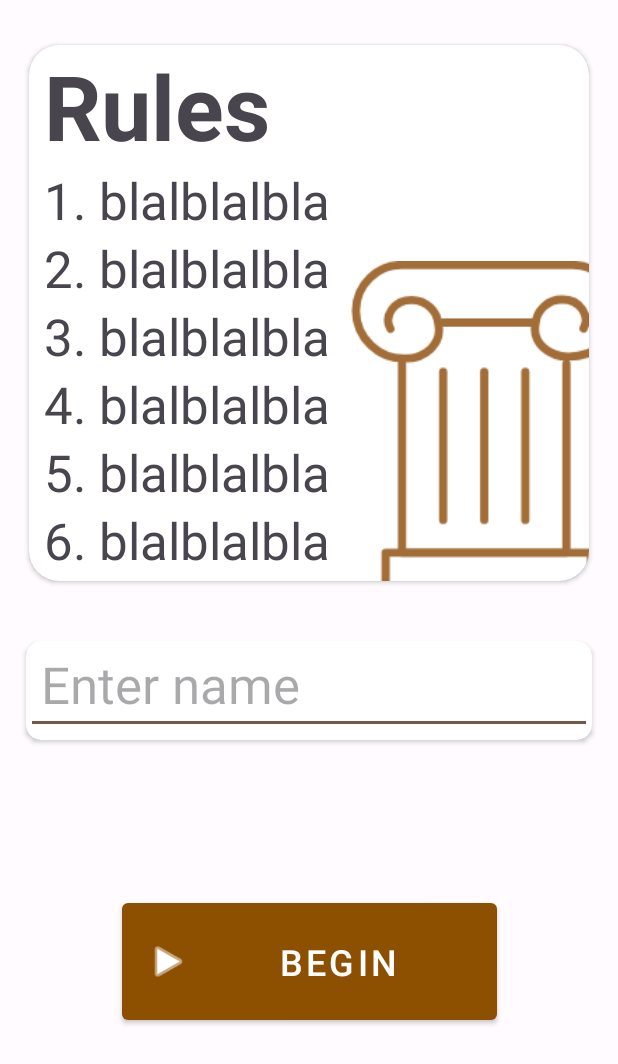
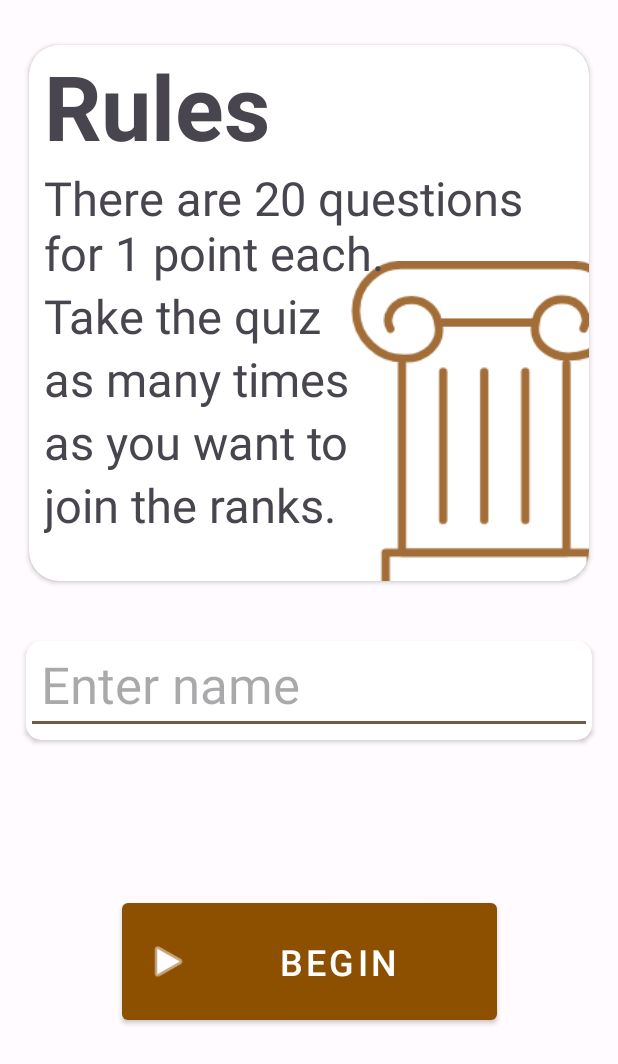
Before and after one commit to cdkontos/history_quiz, an Android app: the screen it shows after launch (RulesActivity), after a tap on "PLAY", on a phone screen of 412 x 824 dp. Shown: the top 1064 px of the screen. Run offline under Robolectric (Android 15) with nearby library versions, the phone set to English and light mode, and no system bars.

Commit message:
leaderboard high score fix name character limit rules added warning fixes 180 degree portrait orientation lock

```diff
--- a/app/src/main/AndroidManifest.xml
+++ b/app/src/main/AndroidManifest.xml
@@ -11,6 +11,7 @@
         android:roundIcon="@mipmap/ic_launcher_round"
         android:supportsRtl="true"
         android:theme="@style/Theme.History_quiz"
+        android:screenOrientation="sensorPortrait"
         tools:targetApi="31">
         <activity
             android:name=".LeaderboardActivity"
--- a/app/src/main/java/com/example/history_quiz/DatabaseManager.java
+++ b/app/src/main/java/com/example/history_quiz/DatabaseManager.java
@@ -3,7 +3,7 @@ package com.example.history_quiz;
 import android.content.Context;
 public class DatabaseManager {
     private static DatabaseManager instance;
-    private MyDBHandler dbHandler;
+    private final MyDBHandler dbHandler;
 
     private DatabaseManager(Context context) {
         dbHandler = new MyDBHandler(context.getApplicationContext());
--- a/app/src/main/java/com/example/history_quiz/MainActivity.java
+++ b/app/src/main/java/com/example/history_quiz/MainActivity.java
@@ -2,33 +2,21 @@ package com.example.history_quiz;
 
 import android.content.Intent;
 import android.os.Bundle;
-import android.view.View;
 import android.widget.Button;
 
 import androidx.appcompat.app.AppCompatActivity;
 
 public class MainActivity extends AppCompatActivity {
-    private MyDBHandler dbhandler;
     @Override
     protected void onCreate(Bundle savedInstanceState) {
         super.onCreate(savedInstanceState);
         setContentView(R.layout.activity_main);
         final Button playButton = findViewById(R.id.playButton);
-        dbhandler = DatabaseManager.getInstance(this).getDBHandler();
-        playButton.setOnClickListener(new View.OnClickListener() {
-            @Override
-            public void onClick(View v) {
-                startActivity(new Intent(MainActivity.this, RulesActivity.class));
-            }
-        });
+        MyDBHandler dbhandler = DatabaseManager.getInstance(this).getDBHandler();
+        playButton.setOnClickListener(v -> startActivity(new Intent(MainActivity.this, RulesActivity.class)));
 
         final Button leaderboardButton = findViewById(R.id.leaderboardButton);
-        leaderboardButton.setOnClickListener(new View.OnClickListener() {
-            @Override
-            public void onClick(View v) {
-                startActivity(new Intent(MainActivity.this, LeaderboardActivity.class));
-            }
-        });
+        leaderboardButton.setOnClickListener(v -> startActivity(new Intent(MainActivity.this, LeaderboardActivity.class)));
     }
 
 }
--- a/app/src/main/java/com/example/history_quiz/MyDBHandler.java
+++ b/app/src/main/java/com/example/history_quiz/MyDBHandler.java
@@ -14,7 +14,6 @@ import java.util.List;
 import java.util.Random;
 public class MyDBHandler extends SQLiteOpenHelper {
 
-    private Context context;
     private static final String DATABASE_NAME="HistoryQuiz.db";
     private static final int DATABASE_VERSION=1;
 
@@ -42,7 +41,6 @@ public class MyDBHandler extends SQLiteOpenHelper {
 
     public MyDBHandler(@Nullable Context context) {
         super(context, DATABASE_NAME, null, DATABASE_VERSION);
-        this.context= context;
     }
 
     @Override
@@ -92,10 +90,8 @@ public class MyDBHandler extends SQLiteOpenHelper {
                 int idPlayer = generateRandomId();
                 boolean idExists= playerIdExists(db,idPlayer);
                 while(idExists){
-                    if(idExists){
-                        idPlayer=generateRandomId();
-                        idExists=playerIdExists(db,idPlayer);
-                    }
+                    idPlayer=generateRandomId();
+                    idExists=playerIdExists(db,idPlayer);
                 }
                 if(PlayerNotExists(db,username)){
                     ContentValues values = new ContentValues();
--- a/app/src/main/java/com/example/history_quiz/RulesActivity.java
+++ b/app/src/main/java/com/example/history_quiz/RulesActivity.java
@@ -1,13 +1,11 @@
 package com.example.history_quiz;
 
-import androidx.appcompat.app.AppCompatActivity;
-
 import android.content.Intent;
-import android.database.sqlite.SQLiteDatabase;
 import android.os.Bundle;
-import android.view.View;
 import android.widget.Button;
 import android.widget.EditText;
+
+import androidx.appcompat.app.AppCompatActivity;
 
 public class RulesActivity extends AppCompatActivity {
 
@@ -18,9 +16,7 @@ public class RulesActivity extends AppCompatActivity {
         final Button playButton = findViewById(R.id.playButton2);
         final EditText usernameEditText = findViewById(R.id.editTextText); // Assuming the username EditText has the ID "usernameEditText"
 
-        playButton.setOnClickListener(new View.OnClickListener() {
-            @Override
-            public void onClick(View v) {
+        playButton.setOnClickListener(v -> {
             String username = usernameEditText.getText().toString().trim();
             DatabaseManager databaseManager = DatabaseManager.getInstance(getApplicationContext());
             MyDBHandler myDBHandler = databaseManager.getDBHandler();
@@ -28,7 +24,6 @@ public class RulesActivity extends AppCompatActivity {
             Intent intent = new Intent(RulesActivity.this, QuizActivity.class);
             intent.putExtra("username", username);
             startActivity(intent);
-            }
         });
     }
 }
--- a/app/src/main/res/layout/activity_leaderboard.xml
+++ b/app/src/main/res/layout/activity_leaderboard.xml
@@ -25,7 +25,9 @@
             android:layout_height="200dp"
             android:translationX="200dp"
             app:srcCompat="@drawable/gold_medal_8_svgrepo_com"
-            app:tint="@color/seed" />
+            app:tint="@color/seed"
+            android:importantForAccessibility="no"
+            tools:ignore="VisualLintBounds" />
 
         <androidx.constraintlayout.widget.ConstraintLayout
             android:layout_width="match_parent"
--- a/app/src/main/res/layout/activity_rules.xml
+++ b/app/src/main/res/layout/activity_rules.xml
@@ -26,7 +26,7 @@
                 android:id="@+id/imageView"
                 android:layout_width="180dp"
                 android:layout_height="200dp"
-                android:layout_marginLeft="85dp"
+                android:layout_marginStart="85dp"
                 android:layout_marginTop="120dp"
                 android:scaleX="1.4"
                 android:scaleY="1.4"
@@ -35,15 +35,16 @@
                 app:layout_constraintStart_toStartOf="parent"
                 app:layout_constraintTop_toTopOf="parent"
                 app:srcCompat="@drawable/pillar"
-                app:tint="@color/seed" />
+                app:tint="@color/seed"
+                android:importantForAccessibility="no" />
 
             <TextView
                 android:id="@+id/textView"
                 android:layout_width="match_parent"
                 android:layout_height="wrap_content"
                 android:fontFamily="sans-serif"
-                android:paddingLeft="10dp"
-                android:text="Rules"
+                android:paddingStart="10dp"
+                android:text="@string/rules"
                 android:textAlignment="viewStart"
                 android:textAllCaps="false"
                 android:textSize="60sp"
@@ -65,49 +66,42 @@
                     android:id="@+id/textView3"
                     android:layout_width="match_parent"
                     android:layout_height="wrap_content"
-                    android:paddingLeft="10dp"
-                    android:text="1. blalblalbla"
-                    android:textSize="34sp" />
+                    android:paddingStart="10dp"
+                    android:text="@string/there_are_20_questions_for_1_point_each"
+                    android:textSize="31sp" />
 
                 <TextView
                     android:id="@+id/textView7"
                     android:layout_width="match_parent"
                     android:layout_height="wrap_content"
-                    android:paddingLeft="10dp"
-                    android:text="2. blalblalbla"
-                    android:textSize="34sp" />
+                    android:paddingStart="10dp"
+                    android:text="@string/take_the_quiz"
+                    android:textSize="31sp" />
 
                 <TextView
                     android:id="@+id/textView8"
                     android:layout_width="match_parent"
                     android:layout_height="wrap_content"
-                    android:paddingLeft="10dp"
-                    android:text="3. blalblalbla"
-                    android:textSize="34sp" />
+                    android:paddingStart="10dp"
+                    android:text="@string/as_many_times"
+                    android:textSize="31sp" />
 
                 <TextView
                     android:id="@+id/textView9"
                     android:layout_width="match_parent"
                     android:layout_height="wrap_content"
-                    android:paddingLeft="10dp"
-                    android:text="4. blalblalbla"
-                    android:textSize="34sp" />
+                    android:paddingStart="10dp"
+                    android:text="@string/as_you_want_to"
+                    android:textSize="31sp" />
 
                 <TextView
                     android:id="@+id/textView10"
                     android:layout_width="match_parent"
                     android:layout_height="wrap_content"
-                    android:paddingLeft="10dp"
-                    android:text="5. blalblalbla"
-                    android:textSize="34sp" />
+                    android:paddingStart="10dp"
+                    android:text="@string/join_the_ranks"
+                    android:textSize="31sp" />
 
-                <TextView
-                    android:id="@+id/textView11"
-                    android:layout_width="match_parent"
-                    android:layout_height="wrap_content"
-                    android:paddingLeft="10dp"
-                    android:text="6. blalblalbla"
-                    android:textSize="34sp" />
 
             </LinearLayout>
 
@@ -130,12 +124,14 @@
             android:id="@+id/editTextText"
             android:layout_width="match_parent"
             android:layout_height="62dp"
+            android:maxLength="15"
             android:ems="10"
-            android:hint="Enter name"
+            android:hint="@string/enter_name"
             android:inputType="text"
-            android:paddingLeft="10dp"
+            android:paddingStart="10dp"
             android:textAlignment="viewStart"
-            android:textSize="34sp" />
+            android:textSize="34sp"
+            android:autofillHints="" />
     </androidx.cardview.widget.CardView>
 
     <Button
@@ -144,7 +140,7 @@
         android:layout_width="250dp"
         android:layout_height="90dp"
         android:layout_marginBottom="60dp"
-        android:text="Begin"
+        android:text="@string/begin"
         android:textAlignment="center"
         android:textSize="24sp"
         app:icon="@android:drawable/ic_media_play"
--- a/app/src/main/res/values/strings.xml
+++ b/app/src/main/res/values/strings.xml
@@ -1,3 +1,15 @@
 <resources>
     <string name="app_name">history_quiz</string>
+    <string name="take_the_quiz">Take the quiz</string>
+    <string name="rules">Rules</string>
+    <string name="there_are_20_questions_for_1_point_each">There are 20 questions for 1 point each.</string>
+    <string name="as_many_times">as many times</string>
+    <string name="as_you_want_to">as you want to</string>
+    <string name="join_the_ranks">join the ranks.</string>
+    <string name="enter_name">Enter name</string>
+    <string name="begin">Begin</string>
+    <string name="history_quiz">History Quiz</string>
+    <string name="welcome_to_the_history_quiz">Welcome to the History Quiz!</string>
+    <string name="play">Play</string>
+    <string name="leaderboard">Leaderboard</string>
 </resources>
```
Also changed, not shown: app/src/main/java/com/example/history_quiz/QuizActivity.java (+5 -11 lines), app/src/main/res/layout/activity_main.xml (+7 -5 lines), app/src/main/res/layout/activity_quiz.xml (+6 -4 lines). Lines whose indentation alone changed are shown as unchanged.
